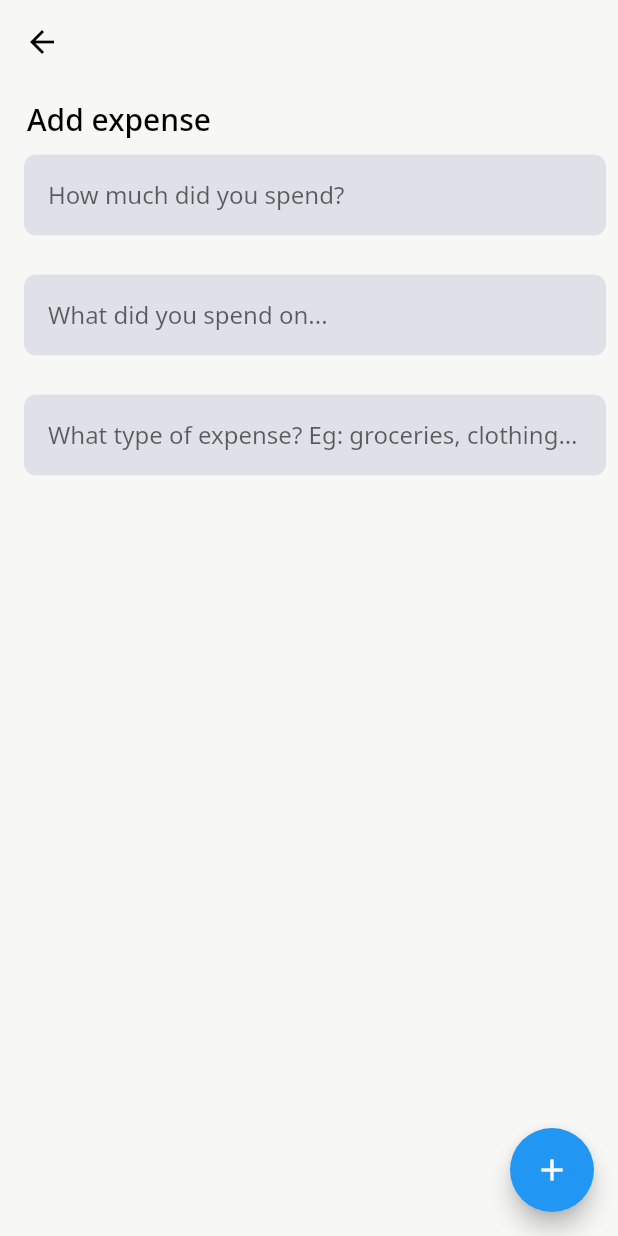
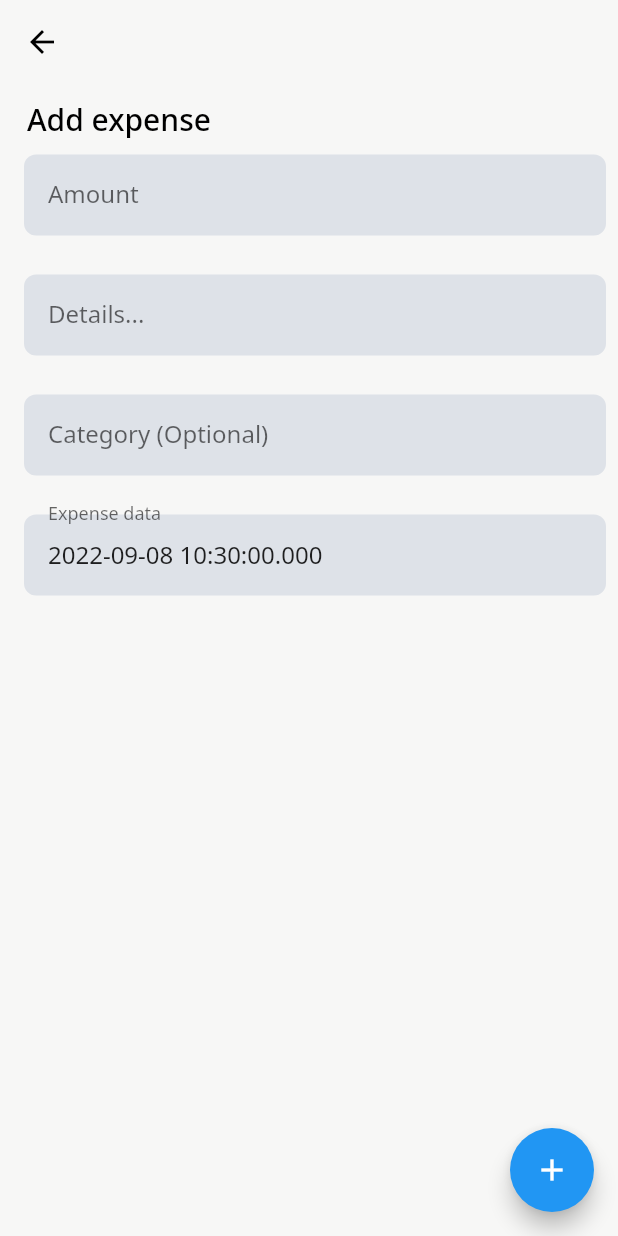
Before and after one commit to giri-jeedigunta/personal-expenses-app, a Flutter app: the screen it shows after launch, after a tap on the "add" icon, on a phone screen of 412 x 824 dp. Run offline on Flutter 3.47's test engine with Material 2 defaults, Android fonts, the phone set to English and light mode, and no system bars; our stand-ins replace charts_flutter, hive, hive_flutter; accounts and stored records are empty.

Commit message:
feat: updates and clean-ups

```diff
--- a/lib/constants.dart
+++ b/lib/constants.dart
@@ -1,3 +1,3 @@
-const String homeRoute = '/';
-const String newTRansactionRoute = '/newTransaction';
+const String home = '/';
+const String addExpense = '/addExpense';
 const String db = '/db';
--- a/lib/main.dart
+++ b/lib/main.dart
@@ -1,5 +1,5 @@
 import 'package:flutter/material.dart';
-import 'package:flutter_riverpod/flutter_riverpod.dart';
+// import 'package:flutter_riverpod/flutter_riverpod.dart';
 import 'db_service.dart';
 import 'constants.dart';
 import 'screens/home.dart';
@@ -14,9 +14,9 @@ void main() async {
   // WidgetsFlutterBinding.ensureInitialized();
   // DBService().addTransaction(Transaction(
   //   id: "0",
-  //   title: "0",
+  //   details: "0",
   //   amount: 99.99,
-  //   transactionDate: DateTime.now(),
+  //   expenseDate: DateTime.now(),
   //   createdOn: DateTime.now(),
   //   category: "testing",
   // ));
@@ -36,7 +36,7 @@ class MyApp extends StatelessWidget {
     return MaterialApp(
       debugShowCheckedModeBanner: false,
       onGenerateRoute: RouteGenerator.generateRoute,
-      initialRoute: homeRoute,
+      initialRoute: home,
       title: 'Flutter Demo',
       theme: ThemeData(
         primarySwatch: Colors.blue,
--- a/lib/models/transaction.dart
+++ b/lib/models/expense.dart
@@ -1,20 +1,20 @@
 import 'package:hive/hive.dart';
 
-part 'transaction.g.dart';
+part 'expense.g.dart';
 
 @HiveType(typeId: 1)
-class Transaction {
+class Expense {
   @HiveField(0)
   final String id;
 
   @HiveField(1)
-  final String title;
+  final String details;
 
   @HiveField(2)
   final double amount;
 
   @HiveField(3)
-  final DateTime transactionDate;
+  final DateTime expenseDate;
 
   @HiveField(4)
   final DateTime createdOn;
@@ -22,11 +22,11 @@ class Transaction {
   @HiveField(5)
   final String? category;
 
-  Transaction({
+  Expense({
     required this.id,
-    required this.title,
+    required this.details,
     required this.amount,
-    required this.transactionDate,
+    required this.expenseDate,
     required this.createdOn,
     this.category,
   });
--- a/lib/route_generator.dart
+++ b/lib/route_generator.dart
@@ -1,17 +1,17 @@
 import 'package:flutter/material.dart';
 import 'constants.dart';
 import 'screens/db_view.dart';
-import 'screens/new_transaction.dart';
+import 'screens/add_expense.dart';
 import 'screens/home.dart';
 
 class RouteGenerator {
   static Route<dynamic> generateRoute(RouteSettings settings) {
     switch (settings.name) {
-      case homeRoute:
+      case home:
         return MaterialPageRoute(
           builder: (_) => const Home(),
         );
-      case newTRansactionRoute:
+      case addExpense:
         return MaterialPageRoute(
           builder: (_) => const NewTransaction(),
         );
--- /dev/null
+++ b/lib/screens/add_expense.dart
@@ -0,0 +1,192 @@
+import 'package:flutter/material.dart';
+import 'package:uuid/uuid.dart';
+import 'package:intl/intl.dart';
+
+import '../db_service.dart';
+import '../models/expense.dart';
+import '../widgets/text_box.dart';
+
+class NewTransaction extends StatefulWidget {
+  const NewTransaction({Key? key}) : super(key: key);
+
+  @override
+  State<NewTransaction> createState() => _NewTransactionState();
+}
+
+class _NewTransactionState extends State<NewTransaction> {
+  final _formKey = GlobalKey<FormState>();
+
+  late final TextEditingController _amountController;
+  late final TextEditingController _detailsController;
+  late final TextEditingController _categoryController;
+  late final TextEditingController _expenseDateController;
+
+  final uuid = const Uuid();
+
+  @override
+  void initState() {
+    super.initState();
+    _amountController = TextEditingController(text: null);
+    _detailsController = TextEditingController(text: null);
+    _categoryController = TextEditingController(text: null);
+    _expenseDateController =
+        TextEditingController(text: DateTime.now().toString());
+  }
+
+  @override
+  void dispose() {
+    _amountController.dispose();
+    _detailsController.dispose();
+    _categoryController.dispose();
+    _expenseDateController.dispose();
+    super.dispose();
+  }
+
+  @override
+  Widget build(BuildContext context) {
+    return Scaffold(
+      appBar: AppBar(
+        centerTitle: false,
+        titleSpacing: 0.0,
+        backgroundColor: const Color.fromRGBO(247, 247, 246, 1),
+        elevation: 0,
+        leading: Padding(
+          padding: const EdgeInsets.fromLTRB(8, 0, 10, 0),
+          child: IconButton(
+            icon: const Icon(
+              Icons.arrow_back,
+              color: Colors.black,
+            ),
+            onPressed: () => Navigator.of(context).pop(),
+          ),
+        ),
+      ),
+      body: Container(
+        color: const Color.fromRGBO(247, 247, 246, 1),
+        child: Column(
+          mainAxisAlignment: MainAxisAlignment.start,
+          crossAxisAlignment: CrossAxisAlignment.start,
+          children: [
+            const Padding(
+              padding: EdgeInsets.fromLTRB(18, 10, 18, 0),
+              child: Text(
+                'Add expense',
+                style: TextStyle(
+                  color: Colors.black,
+                  fontWeight: FontWeight.w500,
+                  fontSize: 20,
+                ),
+              ),
+            ),
+            Form(
+              key: _formKey,
+              child: Column(
+                crossAxisAlignment: CrossAxisAlignment.start,
+                children: [
+                  TextBox(
+                    hintText: "How much did you spend?",
+                    labelText: "Amount",
+                    controller: _amountController,
+                    onChanged: () {
+                      print("amount");
+                    },
+                  ),
+                  TextBox(
+                    hintText: "What did you spend on...",
+                    labelText: "Details...",
+                    controller: _detailsController,
+                    onChanged: () {
+                      print("what");
+                    },
+                  ),
+                  TextBox(
+                    hintText:
+                        "What type of expense? Eg: groceries, clothing & accessories",
+                    labelText: "Category (Optional)",
+                    controller: _categoryController,
+                    onChanged: () {
+                      print("type");
+                    },
+                  ),
+                  Padding(
+                    padding: const EdgeInsets.fromLTRB(16, 10, 8, 16),
+                    child: TextFormField(
+                      readOnly: true,
+                      controller: _expenseDateController,
+                      // enabled: false,
+                      onTap: () async {
+                        DateTime? expenseDateController = await showDatePicker(
+                            context: context,
+                            initialDate: DateTime.now(),
+                            firstDate: DateTime(
+                                2000), //DateTime.now() - not to allow to choose before today.
+                            lastDate: DateTime(2101));
+
+                        if (expenseDateController != null) {
+                          print(
+                              expenseDateController); //_expenseDateController output format => 2021-03-10 00:00:00.000
+                          String formattedDate = DateFormat('yyyy-MM-dd')
+                              .format(expenseDateController);
+                          print(
+                              formattedDate); //formatted date output using intl package =>  2021-03-16
+                          //you can implement different kind of Date Format here according to your requirement
+
+                          setState(() {
+                            _expenseDateController.text =
+                                formattedDate; //set output date to TextField value.
+                          });
+                        } else {
+                          print("Date is not selected");
+                        }
+                      },
+                      decoration: InputDecoration(
+                        labelText: "Expense data",
+                        hintText: "When did you do this expense?",
+                        hintStyle: const TextStyle(fontSize: 16),
+                        border: OutlineInputBorder(
+                          borderRadius: BorderRadius.circular(8),
+                          borderSide: const BorderSide(
+                            width: 0,
+                            style: BorderStyle.none,
+                          ),
+                        ),
+                        filled: true,
+                        fillColor: const Color.fromRGBO(222, 226, 232, 1),
+                        contentPadding: const EdgeInsets.all(16),
+                      ),
+                    ),
+                  ),
+                ],
+              ),
+            ),
+          ],
+        ),
+      ),
+      floatingActionButton: FloatingActionButton(
+        onPressed: () async {
+          if (_formKey.currentState!.validate()) {
+            print("valid .... ");
+            print(double.parse(_amountController.text));
+            print(_detailsController.text);
+            print(DateTime.parse(_expenseDateController.text));
+            print(_categoryController.text);
+            await DBService().addExpense(
+              Expense(
+                id: uuid.v4(),
+                details: _detailsController.text,
+                amount: double.parse(_amountController.text),
+                category: _categoryController.text,
+                expenseDate: DateTime.parse(_expenseDateController.text),
+                createdOn: DateTime.now(),
+              ),
+            );
+
+            _formKey.currentState?.reset();
+          }
+        },
+        tooltip: 'Add transaction',
+        child: const Icon(Icons.add),
+      ),
+    );
+  }
+}
--- a/lib/screens/home.dart
+++ b/lib/screens/home.dart
@@ -37,7 +37,7 @@ class Home extends StatelessWidget {
                   arguments: 'Data from home',
                 );
               },
-              icon: Icon(Icons.settings))
+              icon: const Icon(Icons.settings))
         ],
       ),
       body: Container(
@@ -53,7 +53,7 @@ class Home extends StatelessWidget {
         onPressed: () {
           Navigator.pushNamed(
             context,
-            newTRansactionRoute,
+            addExpense,
             arguments: 'Data from home',
           );
         },
--- a/lib/screens/new_transaction.dart
+++ /dev/null
@@ -1,105 +0,0 @@
-import 'package:flutter/material.dart';
-import 'package:flutter/src/foundation/key.dart';
-import 'package:flutter/src/widgets/framework.dart';
-
-import '../db_service.dart';
-import '../models/transaction.dart';
-import '../widgets/text_box.dart';
-
-class NewTransaction extends StatefulWidget {
-  const NewTransaction({Key? key}) : super(key: key);
-
-  @override
-  State<NewTransaction> createState() => _NewTransactionState();
-}
-
-class _NewTransactionState extends State<NewTransaction> {
-  final _formKey = GlobalKey<FormState>();
-
-  @override
-  Widget build(BuildContext context) {
-    return Scaffold(
-      appBar: AppBar(
-        centerTitle: false,
-        titleSpacing: 0.0,
-        backgroundColor: const Color.fromRGBO(247, 247, 246, 1),
-        elevation: 0,
-        leading: Padding(
-          padding: const EdgeInsets.fromLTRB(8, 0, 10, 0),
-          child: IconButton(
-            icon: const Icon(
-              Icons.arrow_back,
-              color: Colors.black,
-            ),
-            onPressed: () => Navigator.of(context).pop(),
-          ),
-        ),
-      ),
-      body: Container(
-        color: const Color.fromRGBO(247, 247, 246, 1),
-        child: Column(
-          mainAxisAlignment: MainAxisAlignment.start,
-          crossAxisAlignment: CrossAxisAlignment.start,
-          children: [
-            const Padding(
-              padding: EdgeInsets.fromLTRB(18, 10, 18, 0),
-              child: Text(
-                'Add expense',
-                style: TextStyle(
-                  color: Colors.black,
-                  fontWeight: FontWeight.w500,
-                  fontSize: 20,
-                ),
-              ),
-            ),
-            Form(
-              key: _formKey,
-              child: Column(
-                crossAxisAlignment: CrossAxisAlignment.start,
-                children: [
-                  TextBox(
-                    title: "How much did you spend?",
-                    onChanged: () {
-                      print("amount");
-                    },
-                  ),
-                  TextBox(
-                    title: "What did you spend on...",
-                    onChanged: () {
-                      print("what");
-                    },
-                  ),
-                  TextBox(
-                    title:
-                        "What type of expense? Eg: groceries, clothing & accessories",
-                    onChanged: () {
-                      print("type");
-                    },
-                  ),
-                ],
-              ),
-            ),
-          ],
-        ),
-      ),
-      floatingActionButton: FloatingActionButton(
-        onPressed: () async {
-          if (_formKey.currentState!.validate()) {
-            print("valid .... ");
-            await DBService().addTransaction(
-              Transaction(
-                id: "0",
-                title: "blah...",
-                amount: 99,
-                transactionDate: DateTime.now(),
-                createdOn: DateTime.now(),
-              ),
-            );
-          }
-        },
-        tooltip: 'Add transaction',
-        child: const Icon(Icons.add),
-      ),
-    );
-  }
-}
--- a/lib/widgets/text_box.dart
+++ b/lib/widgets/text_box.dart
@@ -3,21 +3,27 @@ import 'package:flutter/material.dart';
 class TextBox extends StatelessWidget {
   const TextBox({
     Key? key,
-    required this.title,
+    required this.hintText,
+    required this.labelText,
+    required this.controller,
     this.onChanged,
   }) : super(key: key);
 
-  final String title;
+  final String hintText;
+  final String labelText;
   final Function? onChanged;
+  final TextEditingController controller;
 
   @override
   Widget build(BuildContext context) {
     return Padding(
       padding: const EdgeInsets.fromLTRB(16, 10, 8, 16),
-      child: TextField(
+      child: TextFormField(
+        controller: controller,
         onChanged: onChanged!(),
         decoration: InputDecoration(
-          hintText: title,
+          labelText: labelText,
+          hintText: hintText,
           hintStyle: const TextStyle(fontSize: 16),
           border: OutlineInputBorder(
             borderRadius: BorderRadius.circular(8),
--- a/pubspec.yaml
+++ b/pubspec.yaml
@@ -22,6 +22,7 @@ dependencies:
   flutter_mobx: ^2.0.6+1
   mobx_codegen: ^2.0.7
   flutter_riverpod: ^1.0.4
+  uuid: ^3.0.6
 
 dev_dependencies:
   flutter_test:
```
Also changed, not shown: lib/db_service.dart (+18 -19 lines), lib/screens/db_view.dart (+8 -12 lines), lib/models/expense.g.dart, pubspec.lock.
